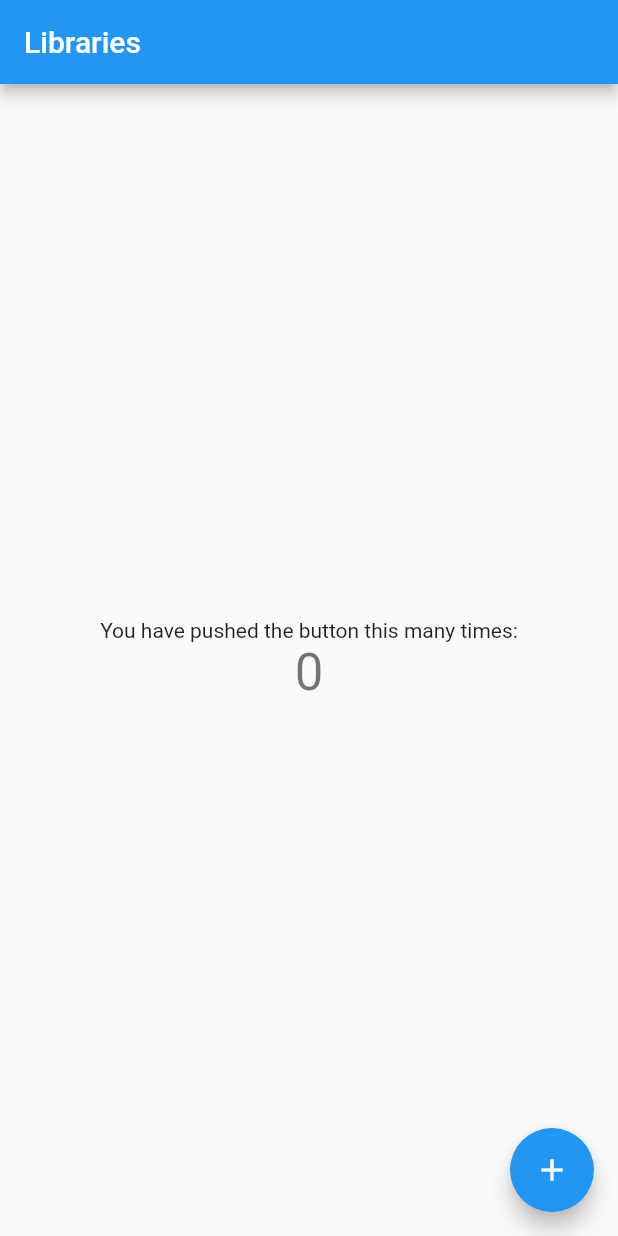
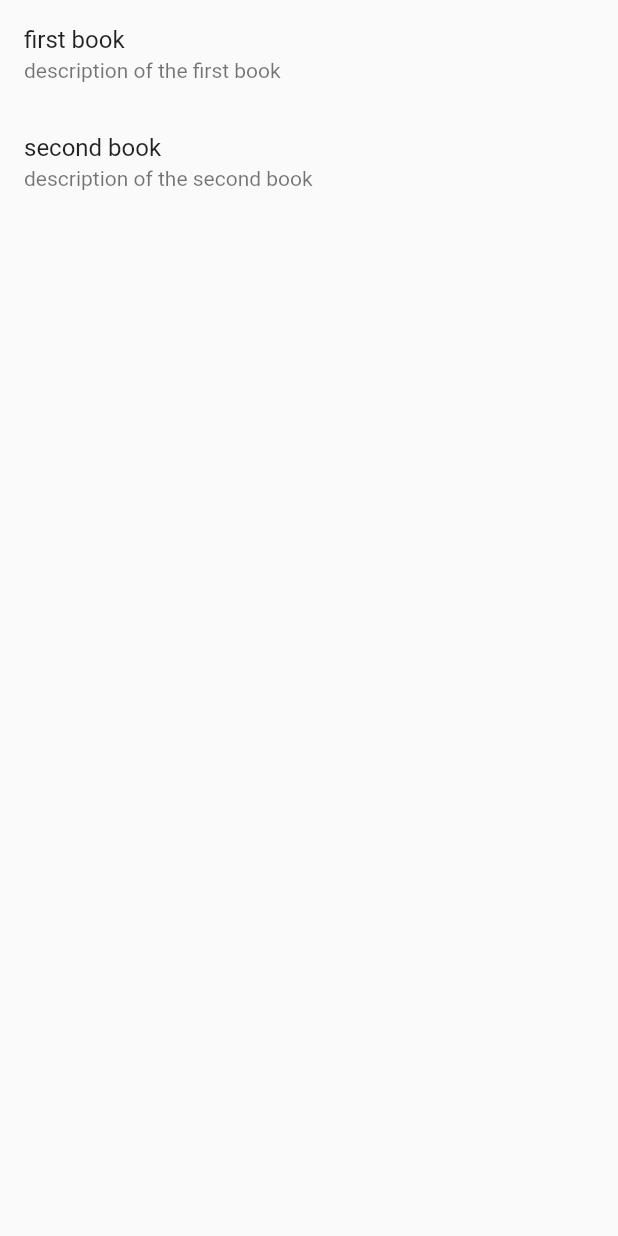
Before and after one commit to Uselesslav/library_test, a Flutter app: the screen it shows after launch, on a phone screen of 412 x 824 dp. Run offline on Flutter 3.47's test engine with Material 2 defaults, Android fonts, the phone set to English and light mode, and no system bars; our stand-ins replace flutter_bloc.

Commit message:
Реализован список книг с мок данными

```diff
--- /dev/null
+++ b/lib/books/book.dart
@@ -0,0 +1,6 @@
+class Book {
+  Book(this.name, this.description);
+
+  final String name;
+  final String description;
+}
--- /dev/null
+++ b/lib/books/book_widget.dart
@@ -0,0 +1,17 @@
+import 'package:flutter/material.dart';
+import 'package:librarytest/books/book.dart';
+
+class BookWidget extends StatelessWidget {
+  const BookWidget(this._book) : super();
+  final Book _book;
+
+  @override
+  Widget build(BuildContext context) {
+    return ListTile(
+      title: Text(_book.name),
+      isThreeLine: false,
+      subtitle: Text(_book.description),
+      dense: false,
+    );
+  }
+}
--- /dev/null
+++ b/lib/books/books_bloc.dart
@@ -0,0 +1,33 @@
+import 'package:flutter_bloc/flutter_bloc.dart';
+import 'package:librarytest/books/book.dart';
+import 'package:librarytest/books/books_event.dart';
+import 'package:librarytest/books/books_state.dart';
+
+class BooksBloc extends Bloc<BooksEvent, BooksState> {
+  @override
+  BooksState get initialState => BooksUninitialized();
+
+  @override
+  Stream<BooksState> mapEventToState(BooksEvent event) async* {
+    switch (event.runtimeType) {
+      case Fetch:
+        yield* _handleFetch(state);
+        break;
+    }
+  }
+
+  Stream<BooksState> _handleFetch(BooksState state) async* {
+    switch (state.runtimeType) {
+      case BooksUninitialized:
+        // TODO: Use real data
+        yield BooksLoaded([
+          Book('first book', 'description of the first book'),
+          Book('second book', 'description of the second book')
+        ]);
+        break;
+      case BooksLoaded:
+        yield state;
+        break;
+    }
+  }
+}
--- /dev/null
+++ b/lib/books/books_event.dart
@@ -0,0 +1,3 @@
+abstract class BooksEvent {}
+
+class Fetch extends BooksEvent {}
--- /dev/null
+++ b/lib/books/books_state.dart
@@ -0,0 +1,11 @@
+import 'package:librarytest/books/book.dart';
+
+abstract class BooksState {}
+
+class BooksUninitialized extends BooksState {}
+
+class BooksLoaded extends BooksState {
+  BooksLoaded(this.books);
+
+  final List<Book> books;
+}
--- /dev/null
+++ b/lib/books/books_widget.dart
@@ -0,0 +1,47 @@
+import 'package:flutter/material.dart';
+import 'package:flutter_bloc/flutter_bloc.dart';
+import 'package:librarytest/books/book.dart';
+import 'package:librarytest/books/book_widget.dart';
+import 'package:librarytest/books/books_bloc.dart';
+import 'package:librarytest/books/books_state.dart';
+
+class BooksPage extends StatefulWidget {
+  final String title = 'Books';
+
+  @override
+  _BooksPageState createState() => _BooksPageState();
+}
+
+class _BooksPageState extends State<BooksPage> {
+  Widget _buildUninitializedState() => Center(
+        child: CircularProgressIndicator(),
+      );
+
+  Widget _buildLoadedState(List<Book> list) {
+    if (list.isEmpty) {
+      return Center(
+        child: Text('no books'),
+      );
+    } else {
+      return ListView.builder(
+          itemCount: list.length,
+          itemBuilder: (context, index) => BookWidget(list[index]));
+    }
+  }
+
+  @override
+  Widget build(BuildContext context) {
+    return Scaffold(body: BlocBuilder<BooksBloc, BooksState>(
+      builder: (context, state) {
+        switch (state.runtimeType) {
+          case BooksUninitialized:
+            return _buildUninitializedState();
+            break;
+          case BooksLoaded:
+            return _buildLoadedState((state as BooksLoaded).books);
+            break;
+        }
+      },
+    ));
+  }
+}
--- a/lib/libraries_widget.dart
+++ /dev/null
@@ -1,46 +0,0 @@
-import 'package:flutter/material.dart';
-
-class LibrariesPage extends StatefulWidget {
-  final String title = "Libraries";
-
-  @override
-  _LibrariesPageState createState() => _LibrariesPageState();
-}
-
-class _LibrariesPageState extends State<LibrariesPage> {
-  int _counter = 0;
-
-  void _incrementCounter() {
-    setState(() {
-      _counter++;
-    });
-  }
-
-  @override
-  Widget build(BuildContext context) {
-    return Scaffold(
-      appBar: AppBar(
-        title: Text(widget.title),
-      ),
-      body: Center(
-        child: Column(
-          mainAxisAlignment: MainAxisAlignment.center,
-          children: <Widget>[
-            Text(
-              'You have pushed the button this many times:',
-            ),
-            Text(
-              '$_counter',
-              style: Theme.of(context).textTheme.display1,
-            ),
-          ],
-        ),
-      ),
-      floatingActionButton: FloatingActionButton(
-        onPressed: _incrementCounter,
-        tooltip: 'Increment',
-        child: Icon(Icons.add),
-      ),
-    );
-  }
-}
--- a/lib/main.dart
+++ b/lib/main.dart
@@ -1,18 +1,23 @@
 import 'package:flutter/material.dart';
-import 'package:librarytest/libraries_widget.dart';
+import 'package:flutter_bloc/flutter_bloc.dart';
+import 'package:librarytest/books/books_bloc.dart';
+import 'package:librarytest/books/books_event.dart';
+
+import 'books/books_widget.dart';
 
 void main() => runApp(MyApp());
 
 class MyApp extends StatelessWidget {
-  // This widget is the root of your application.
   @override
   Widget build(BuildContext context) {
     return MaterialApp(
-      title: 'Test application',
-      theme: ThemeData(
-        primarySwatch: Colors.blue,
-      ),
-      home: LibrariesPage(),
-    );
+        title: 'Test application',
+        theme: ThemeData(
+          primarySwatch: Colors.blue,
+        ),
+        home: BlocProvider(
+          create: (context) => BooksBloc()..add(Fetch()),
+          child: BooksPage(),
+        ));
   }
 }
```
Also changed, not shown: pubspec.yaml (+1 -53 lines), pubspec.lock.
